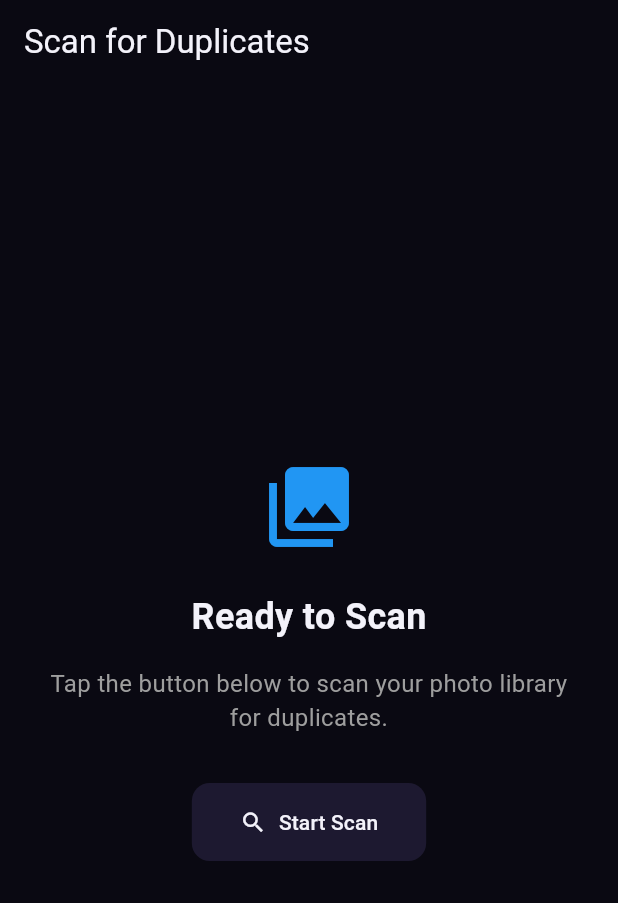
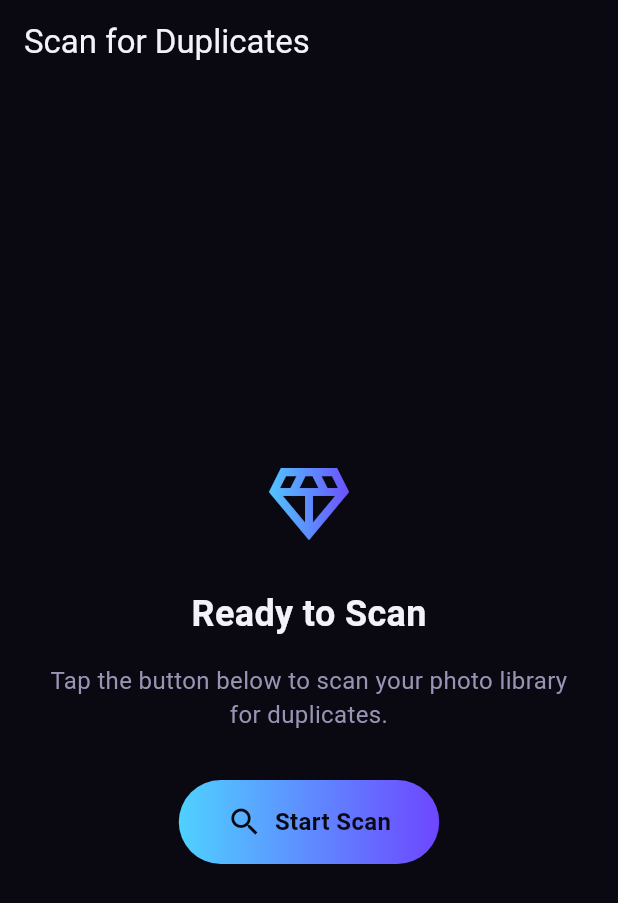
Before and after one commit to nascimentolwtn/dupe-sweep, a Flutter app: the screen it shows after launch, on a phone screen of 412 x 824 dp. Shown: the top 903 px of the screen. Run offline on Flutter 3.47's test engine with Material 3 defaults, Android fonts, the phone set to English and light mode, and no system bars; our stand-ins replace permission_handler; missing offline and left inert: photo_manager.

Commit message:
Show elapsed time and remaining-time estimate during scan
Extrapolates a rough time-remaining estimate from elapsed/progress and
refreshes it twice a second via a timer, decoupled from the scan's own
progress callbacks (which fire once per photo) so the estimate updates
at a steady cadence instead of jittering with every processed photo.

```diff
--- a/lib/screens/scan_progress_screen.dart
+++ b/lib/screens/scan_progress_screen.dart
@@ -1,3 +1,5 @@
+import 'dart:async';
+
 import 'package:flutter/material.dart';
 import 'package:provider/provider.dart';
 import '../main.dart';
@@ -6,6 +8,8 @@ import '../models/photo_item.dart';
 import '../services/photo_scanner_service.dart';
 import '../services/scan_cache_service.dart';
 import '../services/similarity_service.dart';
+import '../theme/app_theme.dart';
+import '../widgets/gradient_button.dart';
 import 'duplicate_review_screen.dart';
 
 class ScanProgressScreen extends StatefulWidget {
@@ -17,6 +21,13 @@ class ScanProgressScreen extends StatefulWidget {
 
 class _ScanProgressScreenState extends State<ScanProgressScreen> {
   final ScanCacheService _cache = ScanCacheService();
+  final Stopwatch _stopwatch = Stopwatch();
+  Timer? _tickTimer;
+  // Snapshot of scan progress, refreshed twice a second by _tickTimer
+  // rather than on every scan callback (which can fire many times a
+  // second) -- keeps the elapsed/remaining-time estimate updating at a
+  // steady cadence instead of jittering with every processed photo.
+  double _progressForEstimate = 0.0;
   ScanCacheSummary? _resumeSummary;
   bool _checkingResume = true;
   bool _cancelled = false;
@@ -26,6 +37,60 @@ class _ScanProgressScreenState extends State<ScanProgressScreen> {
   void initState() {
     super.initState();
     _checkForResume();
+  }
+
+  @override
+  void dispose() {
+    _tickTimer?.cancel();
+    super.dispose();
+  }
+
+  void _startTiming() {
+    _stopwatch
+      ..reset()
+      ..start();
+    _progressForEstimate = 0.0;
+    _tickTimer?.cancel();
+    _tickTimer = Timer.periodic(const Duration(milliseconds: 500), (_) {
+      if (!mounted) return;
+      setState(() {
+        _progressForEstimate = context.read<AppStateProvider>().scanProgress;
+      });
+    });
+  }
+
+  void _stopTiming() {
+    _stopwatch.stop();
+    _tickTimer?.cancel();
+    _tickTimer = null;
+  }
+
+  String _formatDuration(Duration d) {
+    final totalSeconds = d.inSeconds;
+    final h = totalSeconds ~/ 3600;
+    final m = (totalSeconds % 3600) ~/ 60;
+    final s = totalSeconds % 60;
+    if (h > 0) {
+      return '$h:${m.toString().padLeft(2, '0')}:${s.toString().padLeft(2, '0')}';
+    }
+    return '$m:${s.toString().padLeft(2, '0')}';
+  }
+
+  /// Elapsed time plus a rough remaining-time estimate extrapolated from
+  /// elapsed/progress. Needs a couple seconds of real progress before the
+  /// extrapolation is stable enough to show.
+  String _elapsedAndEstimateLabel(double progress) {
+    final elapsed = _stopwatch.elapsed;
+    final elapsedStr = _formatDuration(elapsed);
+    if (progress <= 0.02 || elapsed.inSeconds < 2) {
+      return 'Elapsed $elapsedStr · Estimating time remaining…';
+    }
+    final totalEstimate = elapsed * (1 / progress);
+    final remaining = totalEstimate - elapsed;
+    if (remaining.isNegative) {
+      return 'Elapsed $elapsedStr';
+    }
+    return 'Elapsed $elapsedStr · About ${_formatDuration(remaining)} remaining';
   }
 
   Future<void> _checkForResume() async {
@@ -91,6 +156,7 @@ class _ScanProgressScreenState extends State<ScanProgressScreen> {
       _cancelling = false;
     });
     provider.startScan();
+    _startTiming();
 
     try {
       // Run scan on main thread to avoid isolate platform channel issues
@@ -125,6 +191,7 @@ class _ScanProgressScreenState extends State<ScanProgressScreen> {
               '[GROUP] ${g.id}: ${g.photos.length} photos (type: ${g.groupType})');
         }
         provider.finishScan(groups);
+        _stopTiming();
 
         // A finished scan shouldn't leave behind a "resume" prompt next
         // launch -- the cache only bridges an interrupted scan.
@@ -141,6 +208,7 @@ class _ScanProgressScreenState extends State<ScanProgressScreen> {
     } on ScanCancelledException {
       print('[SCAN] Cancelled by user');
       provider.cancelScan();
+      _stopTiming();
       // The scanner already flushed the cache before throwing, so re-check
       // for a resumable save point rather than assuming none exists.
       await _checkForResume();
@@ -156,6 +224,7 @@ class _ScanProgressScreenState extends State<ScanProgressScreen> {
     } catch (e) {
       print('Error during scan: $e');
       provider.cancelScan();
+      _stopTiming();
       if (mounted) {
         setState(() {
           _cancelled = false;
@@ -193,16 +262,31 @@ class _ScanProgressScreenState extends State<ScanProgressScreen> {
                   const SizedBox(height: 24),
                   Text(
                     provider.scanStatus ?? 'Scanning...',
-                    style: const TextStyle(fontSize: 16),
+                    style: const TextStyle(
+                      fontSize: 16,
+                      color: AppColors.textPrimary,
+                    ),
                   ),
                   const SizedBox(height: 16),
-                  LinearProgressIndicator(
-                    value: provider.scanProgress,
+                  ClipRRect(
+                    borderRadius: BorderRadius.circular(4),
+                    child: LinearProgressIndicator(
+                      value: provider.scanProgress,
+                      minHeight: 6,
+                    ),
                   ),
                   const SizedBox(height: 8),
                   Text(
                     '${(provider.scanProgress * 100).toStringAsFixed(1)}%',
-                    style: const TextStyle(color: Colors.grey),
+                    style: const TextStyle(color: AppColors.textSecondary),
+                  ),
+                  const SizedBox(height: 4),
+                  Text(
+                    _elapsedAndEstimateLabel(_progressForEstimate),
+                    style: const TextStyle(
+                      color: AppColors.textSecondary,
+                      fontSize: 12,
+                    ),
                   ),
                   const SizedBox(height: 24),
                   TextButton.icon(
@@ -218,10 +302,14 @@ class _ScanProgressScreenState extends State<ScanProgressScreen> {
               child: Column(
                 mainAxisAlignment: MainAxisAlignment.center,
                 children: [
-                  const Icon(
-                    Icons.photo_library,
-                    size: 64,
-                    color: Colors.blue,
+                  ShaderMask(
+                    shaderCallback: (bounds) =>
+                        AppColors.accentGradient.createShader(bounds),
+                    child: const Icon(
+                      Icons.diamond_outlined,
+                      size: 64,
+                      color: Colors.white,
+                    ),
                   ),
                   const SizedBox(height: 24),
                   const Text(
@@ -229,6 +317,7 @@ class _ScanProgressScreenState extends State<ScanProgressScreen> {
                     style: TextStyle(
                       fontSize: 24,
                       fontWeight: FontWeight.bold,
+                      color: AppColors.textPrimary,
                     ),
                   ),
                   const SizedBox(height: 16),
@@ -238,7 +327,10 @@ class _ScanProgressScreenState extends State<ScanProgressScreen> {
                             'where it left off or start over.'
                         : 'Tap the button below to scan your photo library for duplicates.',
                     textAlign: TextAlign.center,
-                    style: const TextStyle(fontSize: 16, color: Colors.grey),
+                    style: const TextStyle(
+                      fontSize: 16,
+                      color: AppColors.textSecondary,
+                    ),
                   ),
                   const SizedBox(height: 32),
                   if (_checkingResume)
@@ -248,19 +340,11 @@ class _ScanProgressScreenState extends State<ScanProgressScreen> {
                       child: CircularProgressIndicator(strokeWidth: 2),
                     )
                   else if (_resumeSummary != null) ...[
-                    ElevatedButton.icon(
+                    GradientButton(
                       onPressed: () => _startScan(resume: true),
-                      icon: const Icon(Icons.play_arrow),
-                      label: Text(
-                        'Resume scan (${_resumeSummary!.processedCount}/'
-                        '${_resumeSummary!.totalKnownAssets} done)',
-                      ),
-                      style: ElevatedButton.styleFrom(
-                        padding: const EdgeInsets.symmetric(
-                          horizontal: 32,
-                          vertical: 16,
-                        ),
-                      ),
+                      icon: Icons.play_arrow,
+                      label: 'Resume scan (${_resumeSummary!.processedCount}/'
+                          '${_resumeSummary!.totalKnownAssets} done)',
                     ),
                     const SizedBox(height: 12),
                     TextButton(
@@ -268,16 +352,10 @@ class _ScanProgressScreenState extends State<ScanProgressScreen> {
                       child: const Text('Start over'),
                     ),
                   ] else
-                    ElevatedButton.icon(
+                    GradientButton(
                       onPressed: () => _startScan(),
-                      icon: const Icon(Icons.search),
-                      label: const Text('Start Scan'),
-                      style: ElevatedButton.styleFrom(
-                        padding: const EdgeInsets.symmetric(
-                          horizontal: 32,
-                          vertical: 16,
-                        ),
-                      ),
+                      icon: Icons.search,
+                      label: 'Start Scan',
                     ),
                 ],
               ),
```
